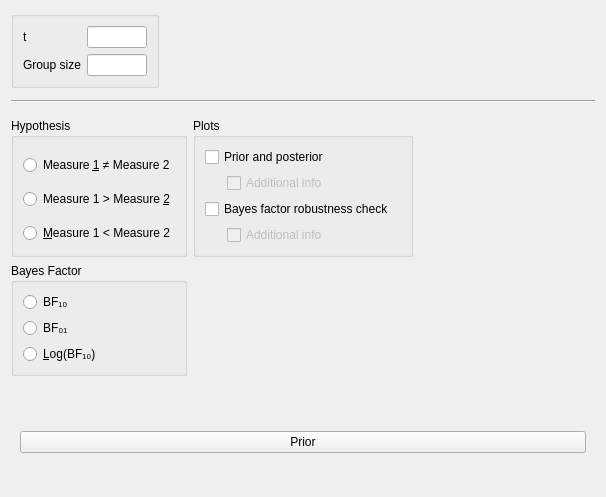
Qt form JASP-Desktop/analysisforms/SummaryStatistics/summarystatsttestbayesianpairedsamplesform.ui (jasp-stats/jasp-desktop) before a commit.
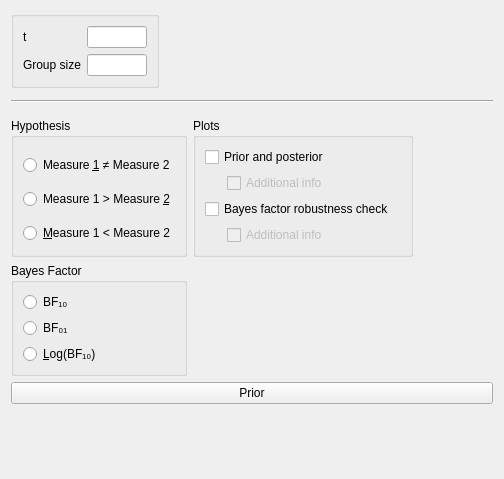
The same form after that commit. Custom widgets are drawn as their Qt base class.

Commit message: Fixed Subjective prior position in Summary Stats module

```diff
--- a/JASP-Desktop/analysisforms/SummaryStatistics/summarystatsttestbayesianpairedsamplesform.ui
+++ b/JASP-Desktop/analysisforms/SummaryStatistics/summarystatsttestbayesianpairedsamplesform.ui
@@ -6,8 +6,8 @@
    <rect>
     <x>0</x>
     <y>0</y>
-    <width>606</width>
-    <height>475</height>
+    <width>504</width>
+    <height>479</height>
    </rect>
   </property>
   <property name="sizePolicy">
@@ -131,43 +131,6 @@
       <property name="bottomMargin">
        <number>0</number>
       </property>
-      <item row="1" column="1">
-       <widget class="QWidget" name="widget_3" native="true">
-        <property name="sizePolicy">
-         <sizepolicy hsizetype="Preferred" vsizetype="Preferred">
-          <horstretch>0</horstretch>
-          <verstretch>0</verstretch>
-         </sizepolicy>
-        </property>
-        <layout class="QGridLayout" name="gridLayout_2">
-         <property name="leftMargin">
-          <number>0</number>
-         </property>
-         <property name="topMargin">
-          <number>0</number>
-         </property>
-         <property name="rightMargin">
-          <number>0</number>
-         </property>
-         <property name="bottomMargin">
-          <number>0</number>
-         </property>
-         <item row="3" column="0">
-          <spacer name="verticalSpacer_4">
-           <property name="orientation">
-            <enum>Qt::Vertical</enum>
-           </property>
-           <property name="sizeHint" stdset="0">
-            <size>
-             <width>20</width>
-             <height>40</height>
-            </size>
-           </property>
-          </spacer>
-         </item>
-        </layout>
-       </widget>
-      </item>
       <item row="1" column="0">
        <widget class="QWidget" name="widget_2" native="true">
         <property name="maximumSize">
@@ -253,19 +216,6 @@
            </layout>
           </widget>
          </item>
-         <item row="7" column="0">
-          <spacer name="verticalSpacer">
-           <property name="orientation">
-            <enum>Qt::Vertical</enum>
-           </property>
-           <property name="sizeHint" stdset="0">
-            <size>
-             <width>20</width>
-             <height>40</height>
-            </size>
-           </property>
-          </spacer>
-         </item>
         </layout>
        </widget>
       </item>
@@ -407,23 +357,70 @@
     </widget>
    </item>
    <item row="4" column="0" colspan="2">
-    <widget class="QWidget" name="gridWidget" native="true">
-     <layout class="QGridLayout" name="gridLayout_3">
-      <item row="0" column="0">
-       <widget class="ExpanderButton" name="Prior">
+    <widget class="QWidget" name="priorBox" native="true">
+     <layout class="QGridLayout" name="gridLayout_11">
+      <property name="leftMargin">
+       <number>0</number>
+      </property>
+      <property name="topMargin">
+       <number>0</number>
+      </property>
+      <property name="rightMargin">
+       <number>0</number>
+      </property>
+      <item row="0" column="0" rowspan="2" colspan="2">
+       <widget class="ExpanderButton" name="expanderPrior">
         <property name="text">
          <string>Prior</string>
         </property>
        </widget>
       </item>
-      <item row="1" column="0">
-       <widget class="SubjectivePriorsWidget" name="subjectivePriors_2" native="true">
-        <layout class="QGridLayout" name="subjectivePriors"/>
+      <item row="3" column="0">
+       <widget class="SubjectivePriorsWidget" name="subjectivePriors" native="true">
+        <property name="sizePolicy">
+         <sizepolicy hsizetype="Expanding" vsizetype="Fixed">
+          <horstretch>0</horstretch>
+          <verstretch>0</verstretch>
+         </sizepolicy>
+        </property>
+        <property name="minimumSize">
+         <size>
+          <width>0</width>
+          <height>0</height>
+         </size>
+        </property>
+        <layout class="QGridLayout" name="gridLayout_14">
+         <property name="leftMargin">
+          <number>0</number>
+         </property>
+         <property name="topMargin">
+          <number>0</number>
+         </property>
+         <property name="rightMargin">
+          <number>0</number>
+         </property>
+         <property name="verticalSpacing">
+          <number>0</number>
+         </property>
+        </layout>
        </widget>
       </item>
      </layout>
     </widget>
    </item>
+   <item row="5" column="0">
+    <spacer name="verticalSpacer">
+     <property name="orientation">
+      <enum>Qt::Vertical</enum>
+     </property>
+     <property name="sizeHint" stdset="0">
+      <size>
+       <width>20</width>
+       <height>40</height>
+      </size>
+     </property>
+    </spacer>
+   </item>
   </layout>
  </widget>
  <customwidgets>
```
The commit also changes 3 other files.
